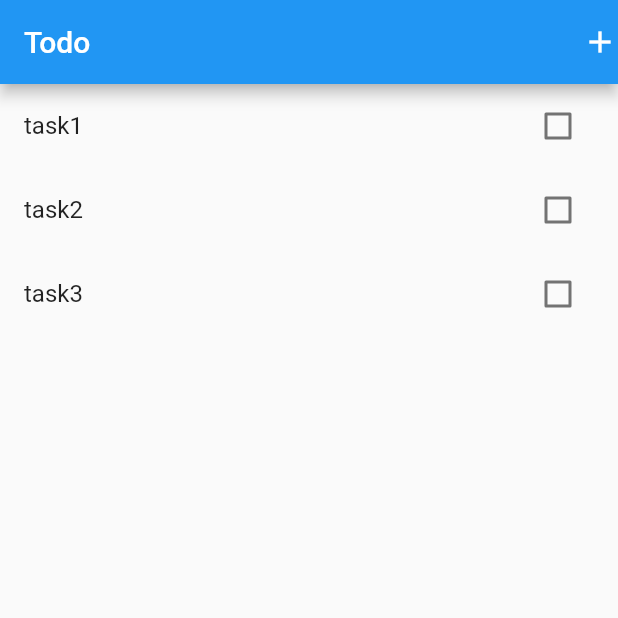
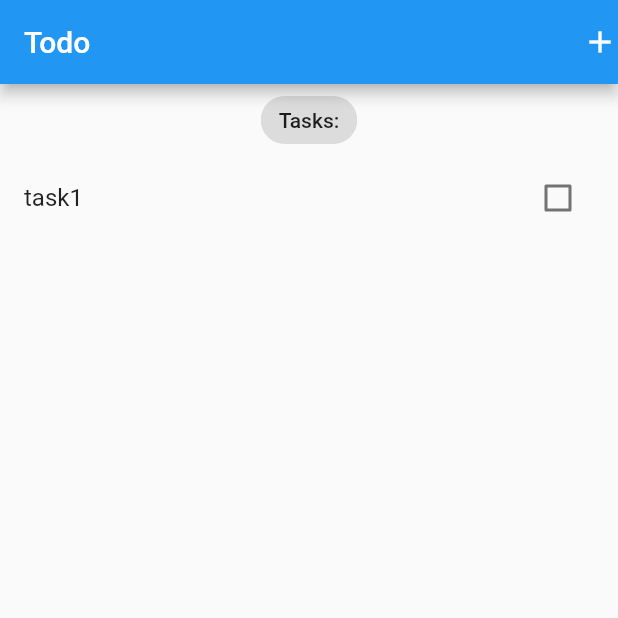
Before and after one commit to Silentcry16/todo_bloc2, a Flutter app: the screen it shows after launch, on a phone screen of 412 x 824 dp, the top half of it. Run offline on Flutter 3.47's test engine with Material 2 defaults, Android fonts, the phone set to English and light mode, and no system bars; our stand-ins replace bloc, equatable, flutter_bloc.

Commit message:
bloc- addTasksEvent configured

```diff
--- /dev/null
+++ b/lib/bloc/bloc/tasks_bloc.dart
@@ -0,0 +1,24 @@
+import 'package:bloc/bloc.dart';
+import 'package:equatable/equatable.dart';
+import 'package:flutter/material.dart';
+import 'package:todo_bloc2/models/task.dart';
+
+part 'tasks_event.dart';
+part 'tasks_state.dart';
+
+class TasksBloc extends Bloc<TasksEvent, TasksState> {
+  TasksBloc() : super(const TasksState()) {
+    on<AddTask>(_onAddTask);
+    on<UpdateTask>(_onUpdateTask);
+    on<DeleteTask>(_onDeleteTask);
+  }
+
+  void _onAddTask(AddTask event, Emitter<TasksState> emit) {
+    final State = this.state;
+    emit(TasksState(allTasks: List.from(state.allTasks)..add(event.task)));
+  }
+
+  void _onUpdateTask(UpdateTask event, Emitter<TasksState> emit) {}
+
+  void _onDeleteTask(DeleteTask event, Emitter<TasksState> emit) {}
+}
--- /dev/null
+++ b/lib/bloc/bloc/tasks_event.dart
@@ -0,0 +1,32 @@
+part of 'tasks_bloc.dart';
+
+abstract class TasksEvent extends Equatable {
+  const TasksEvent();
+
+  @override
+  List<Object> get props => [];
+}
+
+class AddTask extends TasksEvent {
+  final Task task;
+
+  AddTask({required this.task});
+  @override
+  List<Object> get props => [task];
+}
+
+class UpdateTask extends TasksEvent {
+  final Task task;
+
+  UpdateTask({required this.task});
+  @override
+  List<Object> get props => [task];
+}
+
+class DeleteTask extends TasksEvent {
+  final Task task;
+
+  DeleteTask({required this.task});
+  @override
+  List<Object> get props => [task];
+}
--- /dev/null
+++ b/lib/bloc/bloc/tasks_state.dart
@@ -0,0 +1,9 @@
+part of 'tasks_bloc.dart';
+
+class TasksState extends Equatable {
+  final List<Task> allTasks;
+  const TasksState({this.allTasks = const <Task>[]});
+
+  @override
+  List<Object> get props => [allTasks];
+}
--- /dev/null
+++ b/lib/bloc/bloc_exports.dart
@@ -0,0 +1,2 @@
+export './bloc/tasks_bloc.dart';
+export 'package:flutter_bloc/flutter_bloc.dart';
--- a/lib/main.dart
+++ b/lib/main.dart
@@ -1,8 +1,13 @@
+import 'package:todo_bloc2/models/task.dart';
 import 'package:todo_bloc2/screens/task_screen.dart';
 import 'package:flutter/material.dart';
 
+import './bloc/bloc_exports.dart';
+
 void main() {
-  runApp(const MyApp());
+  BlocOverrides.runZoned(
+    () => runApp(const MyApp()),
+  );
 }
 
 class MyApp extends StatelessWidget {
@@ -10,11 +15,15 @@ class MyApp extends StatelessWidget {
 
   @override
   Widget build(BuildContext context) {
-    return MaterialApp(
-      theme: ThemeData(
-        primarySwatch: Colors.blue,
+    return BlocProvider(
+      create: (context) =>
+          TasksBloc()..add(AddTask(task: Task(title: 'task1'))),
+      child: MaterialApp(
+        theme: ThemeData(
+          primarySwatch: Colors.blue,
+        ),
+        home: TaskScreen(),
       ),
-      home: TaskScreen(),
     );
   }
 }
--- a/lib/screens/task_screen.dart
+++ b/lib/screens/task_screen.dart
@@ -1,16 +1,17 @@
 import 'package:flutter/material.dart';
 import 'package:todo_bloc2/models/task.dart';
 
+import '../bloc/bloc_exports.dart';
+import '../widgets/task_list.dart';
+
 class TaskScreen extends StatelessWidget {
   TaskScreen({super.key});
-  List<Task> taskList = [
-    Task(title: 'task1'),
-    Task(title: 'task2'),
-    Task(title: 'task3'),
-  ];
 
   @override
   Widget build(BuildContext context) {
+    return BlocBuilder<TasksBloc, TasksState>(
+      builder: (context, state) {
+        List<Task> taskList = state.allTasks;
         return Scaffold(
           appBar: AppBar(
             title: Text('Todo'),
@@ -18,24 +19,12 @@ class TaskScreen extends StatelessWidget {
           ),
           body: Column(
             children: [
-          Container(
-            height: MediaQuery.of(context).size.height / 2,
-            width: MediaQuery.of(context).size.width,
-            child: Center(
-              child: ListView.builder(
-                itemCount: taskList.length,
-                itemBuilder: (context, i) {
-                  final task = taskList[i];
-                  return ListTile(
-                    title: Text(task.title),
-                    trailing: Checkbox(value: task.isDone, onChanged: (val) {}),
-                  );
-                },
-              ),
-            ),
-          )
+              Center(child: Chip(label: Text('Tasks:'))),
+              TaskList(taskList: taskList),
             ],
           ),
         );
+      },
+    );
   }
 }
--- /dev/null
+++ b/lib/widgets/task_list.dart
@@ -0,0 +1,28 @@
+import 'package:flutter/material.dart';
+
+import '../models/task.dart';
+
+class TaskList extends StatelessWidget {
+  const TaskList({
+    super.key,
+    required this.taskList,
+  });
+
+  final List<Task> taskList;
+
+  @override
+  Widget build(BuildContext context) {
+    return Expanded(
+      child: ListView.builder(
+        itemCount: taskList.length,
+        itemBuilder: (context, i) {
+          final task = taskList[i];
+          return ListTile(
+            title: Text(task.title),
+            trailing: Checkbox(value: task.isDone, onChanged: (val) {}),
+          );
+        },
+      ),
+    );
+  }
+}
```
Lines whose indentation alone changed are shown as unchanged.
